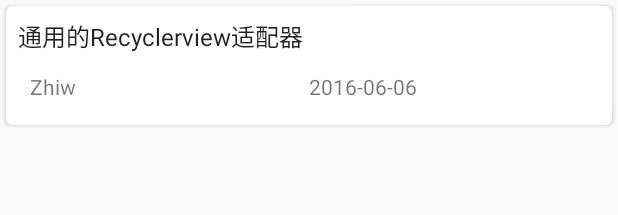
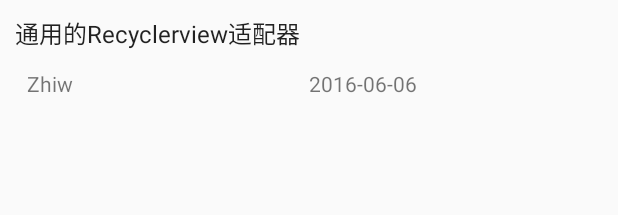
Before and after one commit to Zhiw/GankApp, an Android app: the layout item_gank.xml on its own in the app's theme, with its tools: preview values and no code run, on a phone screen of 412 x 824 dp. Shown: the top 215 px of the screen. Run offline under Robolectric (Android 15) with nearby library versions, the phone set to English and light mode, and no system bars.

Commit message:
change cardview

```diff
--- a/app/src/main/java/com/zhiw/gankapp/ui/Fragment/MainFragment.java
+++ b/app/src/main/java/com/zhiw/gankapp/ui/Fragment/MainFragment.java
@@ -11,6 +11,7 @@ import com.zhiw.gankapp.model.Gank;
 import com.zhiw.gankapp.presenter.MainFragmentPresenter;
 import com.zhiw.gankapp.ui.view.MainFragmentView;
 import com.zhiw.gankapp.ui.widget.MyRecyclerView;
+import com.zhiw.gankapp.ui.widget.RecyclerViewDivider;
 
 import android.os.Bundle;
 import android.support.v4.app.Fragment;
@@ -118,6 +119,7 @@ public class MainFragment extends BaseTabFragment implements MainFragmentView, S
         } else {
             LinearLayoutManager linearLayoutManager = new LinearLayoutManager(fragmentActivity, LinearLayoutManager.VERTICAL, false);
             mRecyclerView.setLayoutManager(linearLayoutManager);
+            mRecyclerView.addItemDecoration(new RecyclerViewDivider(fragmentActivity));
             gankAdapter = new GankAdapter(fragmentActivity, null);
             mRecyclerView.setAdapter(gankAdapter);
         }
--- a/app/src/main/res/layout/item_gank.xml
+++ b/app/src/main/res/layout/item_gank.xml
@@ -1,23 +1,12 @@
 <?xml version="1.0" encoding="utf-8"?>
-<android.support.v7.widget.CardView
-        xmlns:android="http://schemas.android.com/apk/res/android"
-        xmlns:app="http://schemas.android.com/apk/res-auto"
-        xmlns:tools="http://schemas.android.com/tools"
-        android:id="@+id/card_view"
+<LinearLayout
+        android:id="@+id/linear_layout"
         android:layout_width="match_parent"
-        android:layout_height="wrap_content"
-        android:layout_margin="4dp"
-        android:foreground="?android:attr/selectableItemBackground"
-        android:clickable="true"
-        app:cardElevation="2dp"
-        app:cardCornerRadius="4dp">
-
-    <LinearLayout
-            android:layout_width="match_parent"
-            android:layout_height="wrap_content"
-            android:padding="8dp"
-            android:orientation="vertical"
-    >
+        android:layout_height="wrap_content" xmlns:tools="http://schemas.android.com/tools"
+        android:padding="8dp"
+        android:orientation="vertical"
+        android:layout_margin="2dp"
+        xmlns:android="http://schemas.android.com/apk/res/android">
         <TextView
                 android:id="@+id/title"
                 android:layout_width="match_parent"
@@ -54,6 +43,3 @@
 
         </LinearLayout>
     </LinearLayout>
-
-
-</android.support.v7.widget.CardView>
--- a/app/src/main/res/values/colors.xml
+++ b/app/src/main/res/values/colors.xml
@@ -6,4 +6,5 @@
     <color name="primaryText">#DE000000</color>
     <color name="secondaryText">#8A000000</color>
     <color name="white_70">#B3ffffff</color>
+    <color name="grey">#D9D9D9</color>
 </resources>
--- a/app/src/main/res/values/strings.xml
+++ b/app/src/main/res/values/strings.xml
@@ -21,4 +21,5 @@
     </string>
     <string name="url_refresh">刷新</string>
     <string name="url_copy">复制链接</string>
+    <string name="picture_desc">Picture</string>
 </resources>
```
Also changed, not shown: app/src/main/java/com/zhiw/gankapp/adapter/GankAdapter.java (+4 -4 lines), app/src/main/java/com/zhiw/gankapp/ui/widget/RecyclerViewDivider.java (added, +89 -0 lines).
